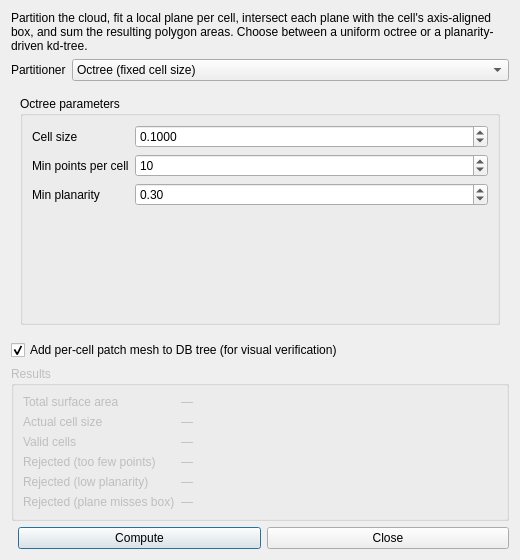
jatestrella/CloudCompare-qTracer, file ui/OutcropAreaDlg.ui: the form before one commit.
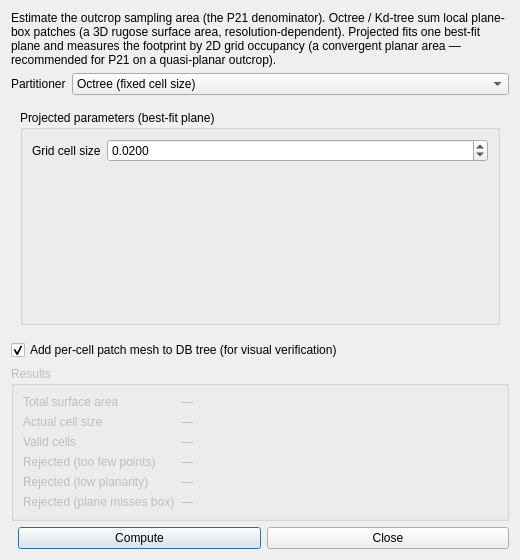
The form after the commit. The open tabs and pages were chosen to show the change.

What changed in the file:
```diff
--- a/ui/OutcropAreaDlg.ui
+++ b/ui/OutcropAreaDlg.ui
@@ -12,7 +12,7 @@
    <item>
     <widget class="QLabel" name="infoLabel">
      <property name="text">
-      <string>Partition the cloud, fit a local plane per cell, intersect each plane with the cell's axis-aligned box, and sum the resulting polygon areas. Choose between a uniform octree or a planarity-driven kd-tree.</string>
+      <string>Estimate the outcrop sampling area (the P21 denominator). Octree / Kd-tree sum local plane-box patches (a 3D rugose surface area, resolution-dependent). Projected fits one best-fit plane and measures the footprint by 2D grid occupancy (a convergent planar area — recommended for P21 on a quasi-planar outcrop).</string>
      </property>
      <property name="wordWrap"><bool>true</bool></property>
     </widget>
@@ -109,6 +109,30 @@
        </item>
       </layout>
      </widget>
+
+     <!-- Page 2: Projected params -->
+     <widget class="QWidget" name="projectedPage">
+      <layout class="QVBoxLayout">
+       <item>
+        <widget class="QGroupBox" name="projectedParamsGroup">
+         <property name="title"><string>Projected parameters (best-fit plane)</string></property>
+         <layout class="QFormLayout">
+          <item row="0" column="0"><widget class="QLabel"><property name="text"><string>Grid cell size</string></property></widget></item>
+          <item row="0" column="1">
+           <widget class="QDoubleSpinBox" name="projGridSizeSpinBox">
+            <property name="toolTip"><string>In-plane grid cell side. Area = (occupied cells) × cell². Pick well above the point spacing and well below the outcrop size (convergence sweet spot; e.g. 0.02 m).</string></property>
+            <property name="decimals"><number>4</number></property>
+            <property name="minimum"><double>0.000100000000000</double></property>
+            <property name="maximum"><double>10000.000000000000000</double></property>
+            <property name="singleStep"><double>0.010000000000000</double></property>
+            <property name="value"><double>0.020000000000000</double></property>
+           </widget>
+          </item>
+         </layout>
+        </widget>
+       </item>
+      </layout>
+     </widget>
     </widget>
    </item>
 
```
Left out of the diff: 15 changed lines with no effect on the pictures.
